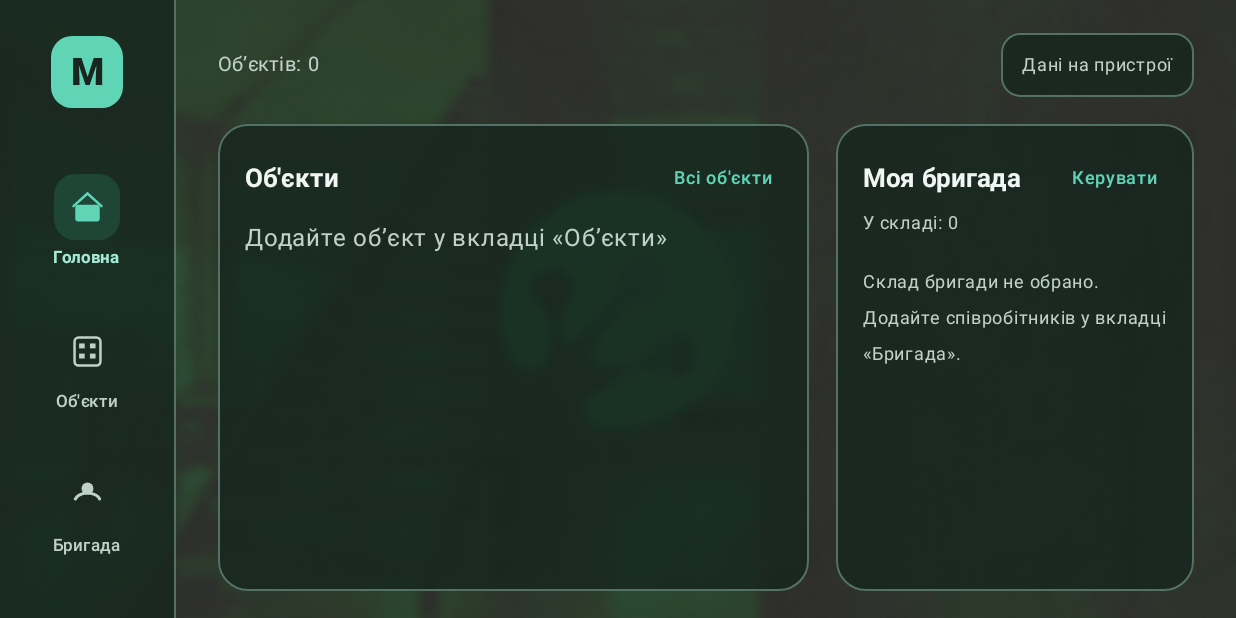
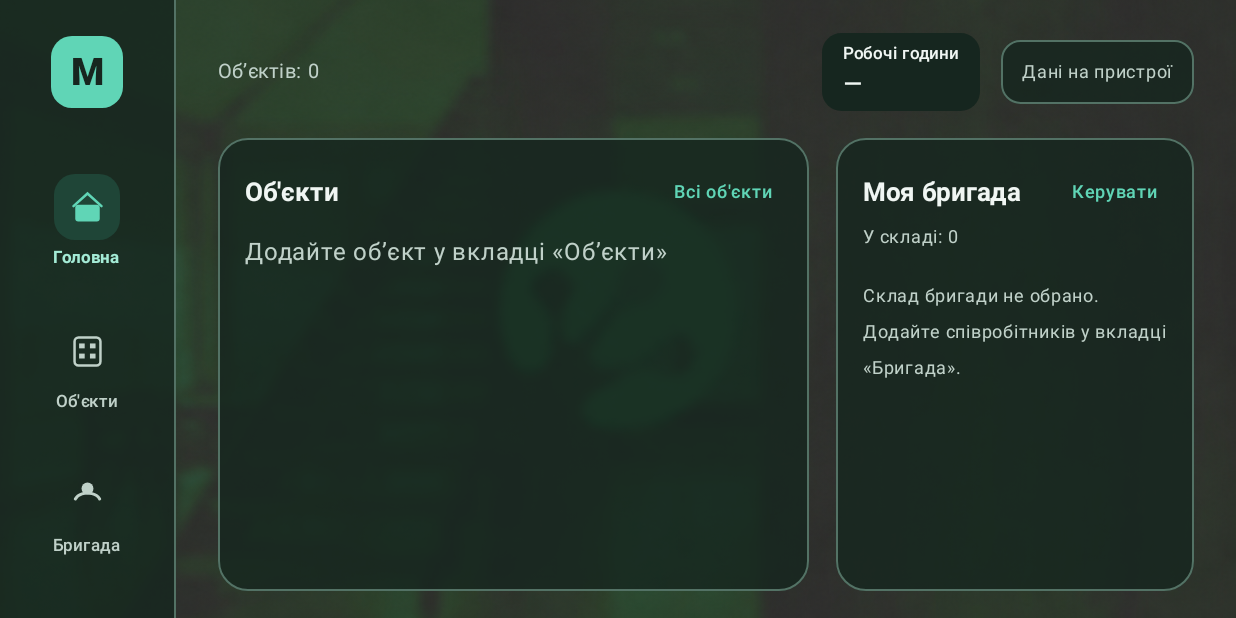
Before and after one commit to VolodymyrHaluha/Mounter, an Android app built with Jetpack Compose: the composable MounterApp shown on its own in the app's theme, on a phone screen of 824 x 412 dp (held sideways). Run offline under Robolectric (Android 15) with nearby library versions, the phone set to English and light mode, and no system bars.

Commit message:
Show offline attendance work-hours timer

```diff
--- a/app/src/main/java/com/example/mounter/MainActivity.kt
+++ b/app/src/main/java/com/example/mounter/MainActivity.kt
@@ -189,7 +189,7 @@ fun MounterTheme(content: @Composable () -> Unit) {
 }
 
 @Composable
-fun MounterApp() {
+fun MounterApp(workStartedAt: Long = 0, workEndedAt: Long = 0) {
     val context = LocalContext.current
     val store = remember { ProjectStore(context) }
     var projects by remember { mutableStateOf(store.load()) }
@@ -270,7 +270,7 @@ fun MounterApp() {
             NavigationRail(screen) { screen = it }
             AnimatedContent(targetState = screen, label = "screen", modifier = Modifier.weight(1f)) { current ->
                 when (current) {
-                    Screen.HOME -> HomeScreen(projects, teamMembers, ::open, { screen = Screen.OBJECTS }, { screen = Screen.TEAM })
+                    Screen.HOME -> HomeScreen(projects, teamMembers, ::open, { screen = Screen.OBJECTS }, { screen = Screen.TEAM }, workStartedAt, workEndedAt)
                     Screen.OBJECTS -> ObjectsScreen(projects, clients, ::addClient, ::open, ::openPhoto) { project ->
                         val updated = projects + project
                         store.save(updated)
@@ -347,10 +347,12 @@ private fun PageHeader(title: String, subtitle: String, action: (@Composable ()
 }
 
 @Composable
-private fun HomeScreen(projects: List<Project>, team: List<Worker>, onProject: (Project) -> Unit, onObjects: () -> Unit, onTeam: () -> Unit) {
+private fun HomeScreen(projects: List<Project>, team: List<Worker>, onProject: (Project) -> Unit, onObjects: () -> Unit, onTeam: () -> Unit, workStartedAt: Long, workEndedAt: Long) {
     Column(Modifier.fillMaxSize().padding(28.dp, 22.dp, 28.dp, 18.dp)) {
         Row(Modifier.fillMaxWidth(), verticalAlignment=Alignment.CenterVertically) {
             Text("Об’єктів: ${projects.size}", color=Muted, fontSize=13.sp, modifier=Modifier.weight(1f))
+            WorkHoursTimer(workStartedAt, workEndedAt)
+            Spacer(Modifier.width(14.dp))
             Surface(shape=RoundedCornerShape(13.dp), color=Surface, border=androidx.compose.foundation.BorderStroke(1.dp,Border)) {
                 Text("Дані на пристрої", color=Muted, fontSize=12.sp, modifier=Modifier.padding(14.dp,9.dp))
             }
--- /dev/null
+++ b/app/src/main/java/com/example/mounter/WorkHoursTimer.kt
@@ -0,0 +1,31 @@
+package com.example.mounter
+
+import androidx.compose.foundation.layout.Column
+import androidx.compose.foundation.layout.padding
+import androidx.compose.foundation.shape.RoundedCornerShape
+import androidx.compose.material3.MaterialTheme
+import androidx.compose.material3.Surface
+import androidx.compose.material3.Text
+import androidx.compose.runtime.*
+import androidx.compose.ui.Modifier
+import androidx.compose.ui.text.font.FontWeight
+import androidx.compose.ui.unit.dp
+import kotlinx.coroutines.delay
+
+@Composable
+internal fun WorkHoursTimer(startedAt: Long, endedAt: Long) {
+    var now by remember(startedAt, endedAt) { mutableLongStateOf(System.currentTimeMillis()) }
+    LaunchedEffect(startedAt, endedAt) {
+        while(startedAt > 0 && endedAt == 0L) {
+            now = System.currentTimeMillis()
+            delay(1000)
+        }
+    }
+    Surface(shape=RoundedCornerShape(13.dp), color=MaterialTheme.colorScheme.surface) {
+        Column(Modifier.padding(horizontal=14.dp, vertical=6.dp)) {
+            Text("Робочі години", style=MaterialTheme.typography.labelSmall)
+            Text(if(startedAt > 0) formatWorkHours(workDurationMillis(startedAt, endedAt, now)) else "—",
+                style=MaterialTheme.typography.titleMedium, fontWeight=FontWeight.SemiBold)
+        }
+    }
+}
--- /dev/null
+++ b/app/src/main/res/values-v27/themes.xml
@@ -0,0 +1,6 @@
+<?xml version="1.0" encoding="utf-8"?>
+<resources>
+    <style name="Theme.Mounter" parent="Theme.Mounter.Base">
+        <item name="android:windowLightNavigationBar">false</item>
+    </style>
+</resources>
--- a/app/src/main/res/values/themes.xml
+++ b/app/src/main/res/values/themes.xml
@@ -1,13 +1,13 @@
 <?xml version="1.0" encoding="utf-8"?>
 <resources>
 
-    <style name="Theme.Mounter" parent="android:style/Theme.Material.NoActionBar">
+    <style name="Theme.Mounter.Base" parent="android:style/Theme.Material.NoActionBar">
         <item name="android:fontFamily">sans</item>
         <item name="android:windowLightStatusBar">false</item>
         <item name="android:statusBarColor">#17261F</item>
         <item name="android:navigationBarColor">#17261F</item>
-        <item name="android:windowLightNavigationBar">false</item>
         <item name="android:windowBackground">@drawable/frop_logo_preview_01_1</item>
         <item name="android:windowActionModeOverlay">true</item>
     </style>
+    <style name="Theme.Mounter" parent="Theme.Mounter.Base" />
 </resources>
```
Also changed, not shown: app/src/main/java/com/example/mounter/AttendanceGate.kt (+11 -4 lines), app/src/main/java/com/example/mounter/WorkHours.kt (added, +9 -0 lines), 4 other files.
